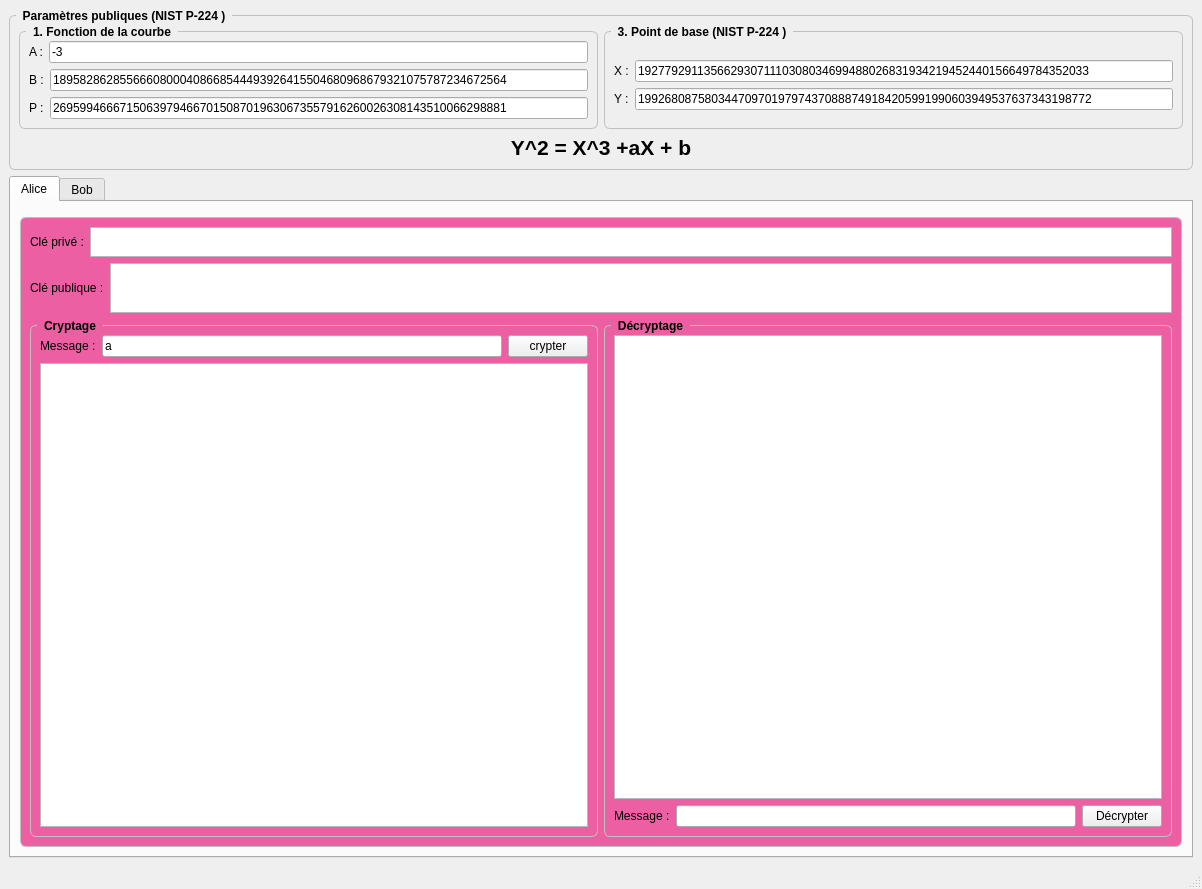
The window that bigwindow.ui (ictlotfi/CryptoPFE) describes before a commit, drawn with Qt 5.
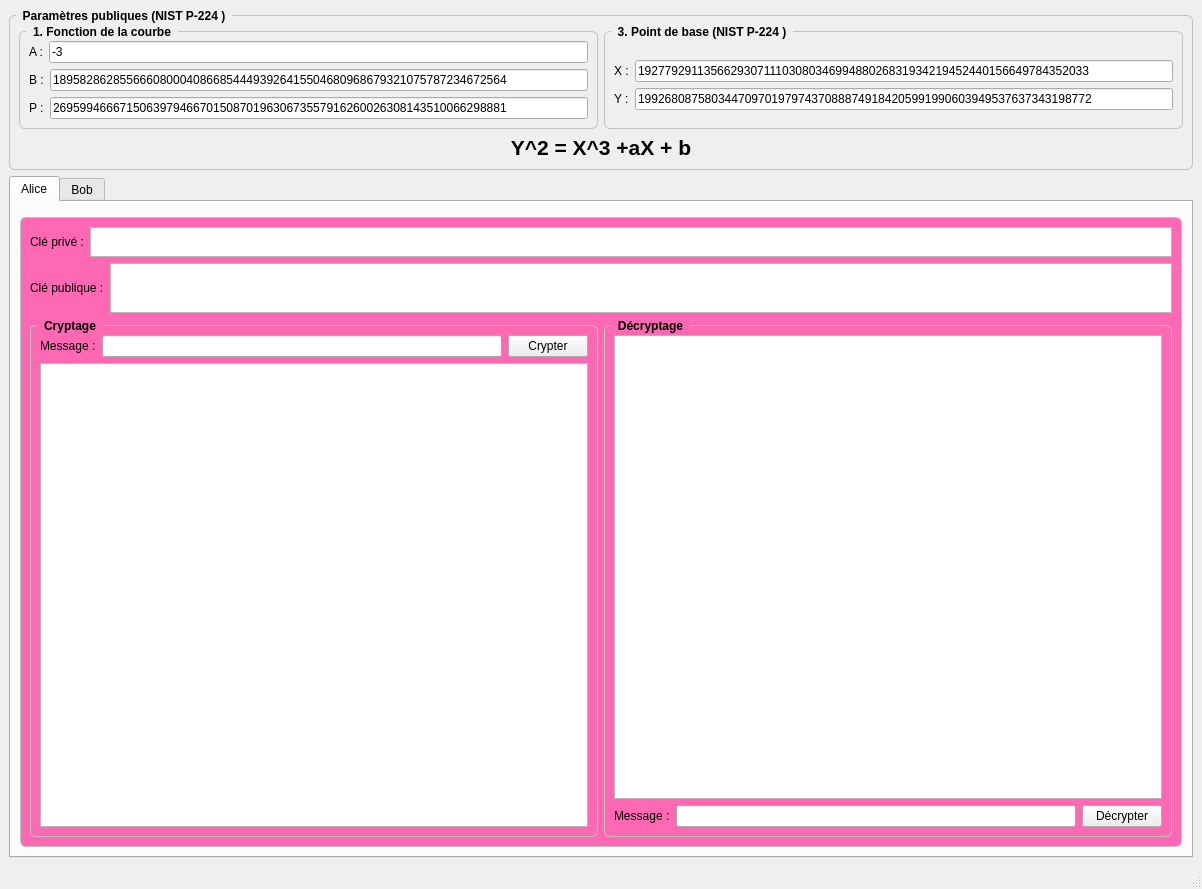
The same window after the commit. Icons and pictures are not drawn.

The edit to the form file:
```diff
--- a/bigwindow.ui
+++ b/bigwindow.ui
@@ -247,7 +247,8 @@
     padding: 0px 5px 0px 5px;
 }
 QGroupBox {
-background-color: rgb(236, 96, 163);
+background-color: rgb(255,105,180)
+
 }
 </string>
           </property>
@@ -336,7 +337,7 @@
                 <item>
                  <widget class="QLineEdit" name="lineEdit_message">
                   <property name="text">
-                   <string>a</string>
+                   <string/>
                   </property>
                  </widget>
                 </item>
@@ -346,7 +347,7 @@
                    <cursorShape>PointingHandCursor</cursorShape>
                   </property>
                   <property name="text">
-                   <string>crypter</string>
+                   <string>Crypter</string>
                   </property>
                  </widget>
                 </item>
```
Left out of the diff: 30 changed lines with no effect on the pictures.
